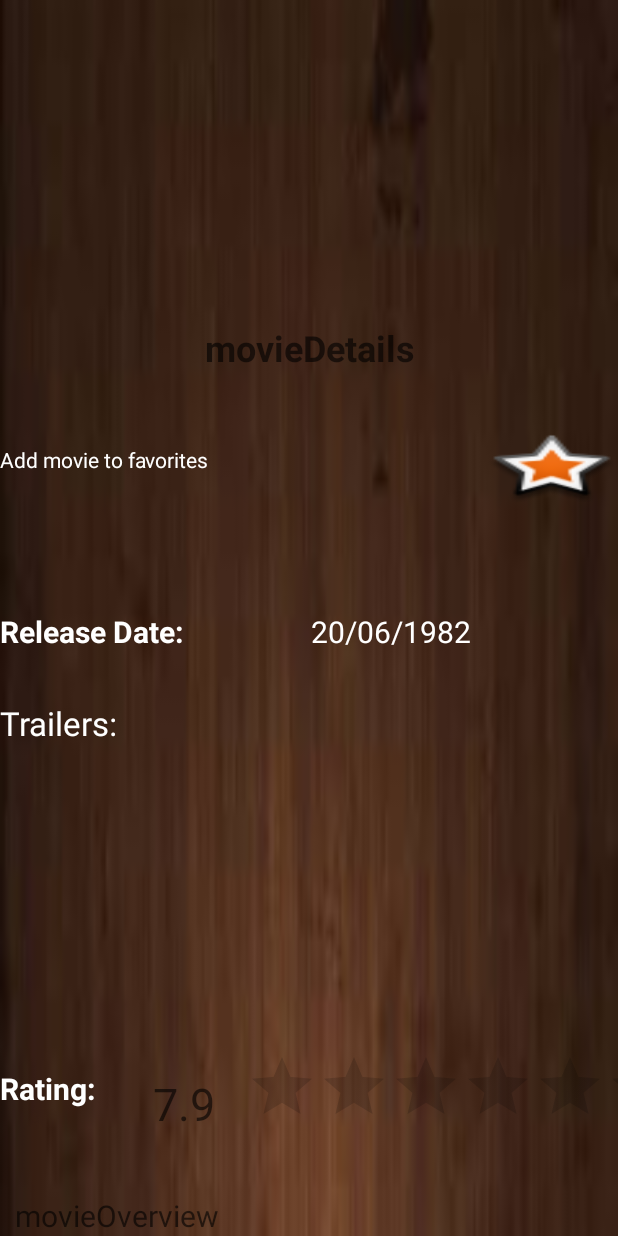
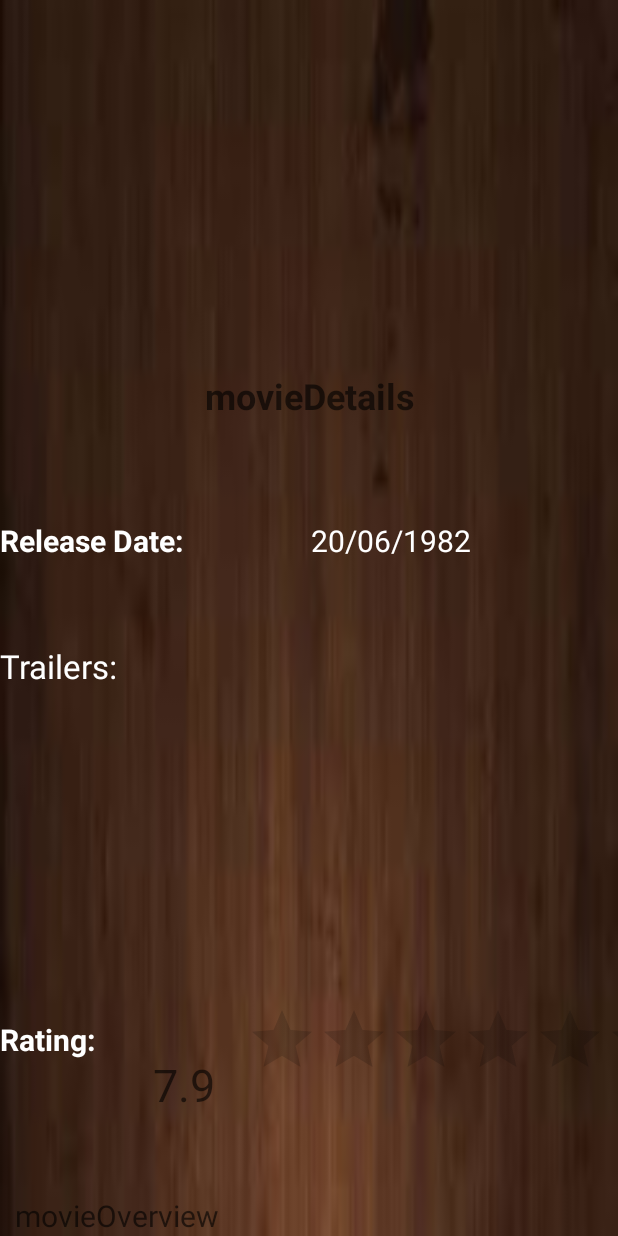
Before and after one commit to franquicidad/MovieAppBasic-Fiinal, an Android app: the layout movie_details_layout.xml on its own in the app's theme, with its tools: preview values and no code run, on a phone screen of 412 x 824 dp. Run offline under Robolectric (Android 15) with nearby library versions, the phone set to English and light mode, and no system bars.

Commit message:
Movie app 2 ver 3

```diff
--- a/app/src/main/java/com/example/mac/movieappbasic/Model/Movie.java
+++ b/app/src/main/java/com/example/mac/movieappbasic/Model/Movie.java
@@ -26,8 +26,10 @@ public class Movie implements Parcelable{
 
     }
 
+
     protected Movie(Parcel in) {
         movieName = in.readString();
+        movie_ID = in.readInt();
         poster_path = in.readString();
         if (in.readByte() == 0) {
             voteAverage = null;
@@ -98,6 +100,7 @@ public class Movie implements Parcelable{
         this.movie_ID = movie_ID;
     }
 
+
     @Override
     public int describeContents() {
         return 0;
@@ -106,6 +109,7 @@ public class Movie implements Parcelable{
     @Override
     public void writeToParcel(Parcel dest, int flags) {
         dest.writeString(movieName);
+        dest.writeInt(movie_ID);
         dest.writeString(poster_path);
         if (voteAverage == null) {
             dest.writeByte((byte) 0);
--- a/app/src/main/res/layout/movie_details_layout.xml
+++ b/app/src/main/res/layout/movie_details_layout.xml
@@ -37,28 +37,7 @@
 
         </LinearLayout>
 
-        <LinearLayout
-            android:layout_width="match_parent"
-            android:layout_height="0dp"
-            android:layout_weight="1">
 
-            <TextView
-                android:layout_width="0dp"
-                android:layout_weight="1 "
-                android:layout_height="match_parent"
-                android:text="Add movie to favorites"
-                android:textColor="@android:color/white"
-                android:paddingTop="28dp"
-                />
-            <Button
-                android:id="@+id/favorite_add_button"
-                android:background="@android:drawable/star_big_on"
-                android:layout_gravity="center"
-                android:layout_width="wrap_content"
-                android:layout_height="wrap_content"
-                />
-
-        </LinearLayout>
         <LinearLayout
             android:layout_width="match_parent"
             android:layout_height="wrap_content"
@@ -81,7 +60,7 @@
                 android:layout_width="0dp"
                 android:layout_height="match_parent"
                 android:layout_weight="1"
-                android:paddingTop="30dp"
+                android:paddingTop="20dp"
                 android:text="Release Date:"
 
                 android:textColor="@android:color/white"
@@ -94,7 +73,7 @@
                 android:layout_height="match_parent"
                 android:layout_weight="2"
                 android:paddingLeft="70dp"
-                android:paddingTop="30dp"
+                android:paddingTop="20dp"
 
                 android:text="20/06/1982"
                 android:textColor="@android:color/white"
@@ -131,7 +110,7 @@
                 android:layout_width="0dp"
                 android:layout_height="match_parent"
                 android:layout_weight="2"
-                android:paddingTop="35dp"
+                android:paddingTop="15dp"
                 android:text="Rating:"
 
                 android:textColor="@android:color/white"
@@ -146,15 +125,15 @@
 
                 android:hint="7.9"
                 android:gravity="center"
-                android:paddingTop="28dp"
+                android:paddingTop="15dp"
                 android:textColor="@android:color/white"
                 android:textSize="30sp" />
 
             <RatingBar
                 android:layout_width="0dp"
-                android:layout_height="match_parent"
+                android:layout_height="wrap_content"
                 android:layout_weight="6"
-                android:paddingTop="24dp"
+                android:paddingTop="5dp"
                 android:stepSize="1"
                 android:numStars="5"
                 android:textColor="@android:color/white" />
```
Also changed, not shown: app/src/main/java/com/example/mac/movieappbasic/MovieDetail.java (+73 -19 lines), app/src/main/res/menu/detail_favorite.xml (added, +14 -0 lines).
